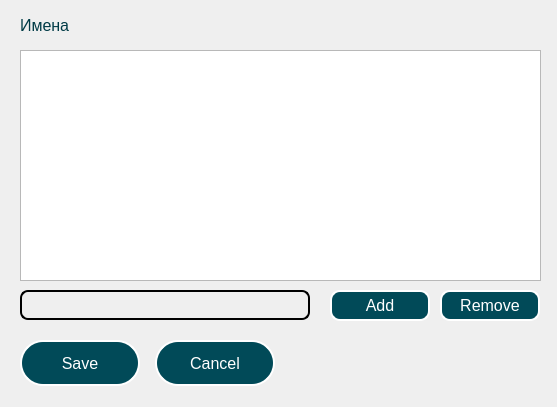
Above: resources/dialog.ui from raxenov0/SWGoh before the change. Below: the same form after it.
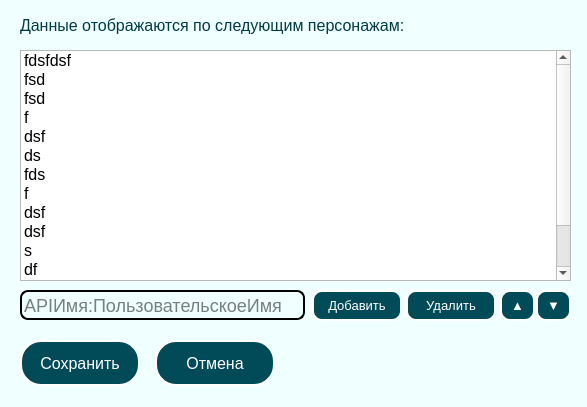
That is the form after the change.

Diff of the .ui file:
```diff
--- a/resources/dialog.ui
+++ b/resources/dialog.ui
@@ -6,228 +6,438 @@
    <rect>
     <x>0</x>
     <y>0</y>
-    <width>557</width>
+    <width>587</width>
     <height>407</height>
    </rect>
   </property>
   <property name="minimumSize">
    <size>
-    <width>557</width>
+    <width>587</width>
     <height>407</height>
    </size>
   </property>
   <property name="maximumSize">
    <size>
-    <width>557</width>
+    <width>587</width>
     <height>407</height>
    </size>
   </property>
   <property name="windowTitle">
    <string>Update config</string>
   </property>
-  <widget class="QPushButton" name="pushButton_3">
-   <property name="geometry">
-    <rect>
-     <x>20</x>
-     <y>340</y>
-     <width>120</width>
-     <height>46</height>
-    </rect>
-   </property>
-   <property name="font">
-    <font>
-     <family>Arial</family>
-     <pointsize>12</pointsize>
-     <weight>9</weight>
-     <italic>false</italic>
-     <bold>false</bold>
-    </font>
-   </property>
-   <property name="styleSheet">
-    <string notr="true">QPushButton {
-background: autoFill;
-background-color: rgb(1, 74, 88);
-color: rgb(255, 255, 255);
-font: 75 12pt &quot;Arial&quot;;
-border-style: outset;
-border-width: 2px;
-border-radius: 23px;
-}
-QPushButton::pressed {
-	background-color: rgb(97, 164, 173);
+  <property name="styleSheet">
+   <string notr="true">#centralwidget {
+	background-color: rgb(240,255,255);
 }</string>
-   </property>
-   <property name="text">
-    <string>Save</string>
-   </property>
-  </widget>
-  <widget class="QPushButton" name="pushButton_4">
+  </property>
+  <widget class="QWidget" name="centralwidget" native="true">
    <property name="geometry">
     <rect>
-     <x>155</x>
-     <y>340</y>
-     <width>120</width>
-     <height>46</height>
+     <x>0</x>
+     <y>0</y>
+     <width>587</width>
+     <height>407</height>
     </rect>
    </property>
-   <property name="font">
-    <font>
-     <family>Arial</family>
-     <pointsize>12</pointsize>
-     <weight>9</weight>
-     <italic>false</italic>
-     <bold>false</bold>
-    </font>
-   </property>
-   <property name="styleSheet">
-    <string notr="true">QPushButton {
-background: autoFill;
-background-color: rgb(1, 74, 88);
-color: rgb(255, 255, 255);
-font: 75 12pt &quot;Arial&quot;;
-border-style: outset;
-border-width: 2px;
-border-radius: 23px;
-}
-QPushButton::pressed {
-	background-color: rgb(97, 164, 173);
-}</string>
-   </property>
-   <property name="text">
-    <string>Cancel</string>
-   </property>
-  </widget>
-  <widget class="QListWidget" name="listWidget">
-   <property name="geometry">
-    <rect>
-     <x>20</x>
-     <y>50</y>
-     <width>521</width>
-     <height>231</height>
-    </rect>
-   </property>
-   <property name="font">
-    <font>
-     <pointsize>12</pointsize>
-    </font>
-   </property>
-  </widget>
-  <widget class="QPushButton" name="pushButton_5">
-   <property name="geometry">
-    <rect>
-     <x>330</x>
-     <y>290</y>
-     <width>100</width>
-     <height>31</height>
-    </rect>
-   </property>
-   <property name="font">
-    <font>
-     <family>Arial</family>
-     <pointsize>12</pointsize>
-     <weight>9</weight>
-     <italic>false</italic>
-     <bold>false</bold>
-    </font>
-   </property>
-   <property name="styleSheet">
-    <string notr="true">QPushButton {
-background: autoFill;
-background-color: rgb(1, 74, 88);
-color: rgb(255, 255, 255);
-font: 75 12pt &quot;Arial&quot;;
-border-style: outset;
-border-width: 2px;
-border-radius: 10px;
-}
-QPushButton::pressed {
-	background-color: rgb(97, 164, 173);
-}</string>
-   </property>
-   <property name="text">
-    <string>Add</string>
-   </property>
-  </widget>
-  <widget class="QPushButton" name="pushButton_6">
-   <property name="geometry">
-    <rect>
-     <x>440</x>
-     <y>290</y>
-     <width>100</width>
-     <height>31</height>
-    </rect>
-   </property>
-   <property name="font">
-    <font>
-     <family>Arial</family>
-     <pointsize>12</pointsize>
-     <weight>9</weight>
-     <italic>false</italic>
-     <bold>false</bold>
-    </font>
-   </property>
-   <property name="styleSheet">
-    <string notr="true">QPushButton {
-background: autoFill;
-background-color: rgb(1, 74, 88);
-color: rgb(255, 255, 255);
-font: 75 12pt &quot;Arial&quot;;
-border-style: outset;
-border-width: 2px;
-border-radius: 10px;
-}
-QPushButton::pressed {
-	background-color: rgb(97, 164, 173);
-}</string>
-   </property>
-   <property name="text">
-    <string>Remove</string>
-   </property>
-  </widget>
-  <widget class="QLabel" name="label">
-   <property name="geometry">
-    <rect>
-     <x>20</x>
-     <y>10</y>
-     <width>67</width>
-     <height>31</height>
-    </rect>
-   </property>
-   <property name="font">
-    <font>
-     <family>Arial</family>
-     <pointsize>12</pointsize>
-     <weight>9</weight>
-     <italic>false</italic>
-     <bold>false</bold>
-    </font>
-   </property>
-   <property name="styleSheet">
-    <string notr="true">background: transparent;
+   <widget class="QLabel" name="label">
+    <property name="geometry">
+     <rect>
+      <x>20</x>
+      <y>10</y>
+      <width>471</width>
+      <height>31</height>
+     </rect>
+    </property>
+    <property name="font">
+     <font>
+      <family>Arial</family>
+      <pointsize>12</pointsize>
+      <weight>9</weight>
+      <italic>false</italic>
+      <bold>false</bold>
+     </font>
+    </property>
+    <property name="styleSheet">
+     <string notr="true">background: transparent;
 font: 75 12pt &quot;Arial&quot;;
 color: rgb(0, 59, 70);</string>
-   </property>
-   <property name="text">
-    <string>Имена</string>
-   </property>
-  </widget>
-  <widget class="QLineEdit" name="lineEdit_3">
-   <property name="geometry">
-    <rect>
-     <x>20</x>
-     <y>290</y>
-     <width>290</width>
-     <height>30</height>
-    </rect>
-   </property>
-   <property name="styleSheet">
-    <string notr="true">border-style: outset;
+    </property>
+    <property name="text">
+     <string>Данные отображаются по следующим персонажам:</string>
+    </property>
+   </widget>
+   <widget class="QLineEdit" name="lineEdit">
+    <property name="geometry">
+     <rect>
+      <x>20</x>
+      <y>290</y>
+      <width>285</width>
+      <height>30</height>
+     </rect>
+    </property>
+    <property name="styleSheet">
+     <string notr="true">border-style: outset;
 border-width: 2px;
 border-radius: 8px;
 border-color: rgb(0, 0, 0);
 background: transparent;
 font-size: 18px;</string>
-   </property>
+    </property>
+    <property name="placeholderText">
+     <string>APIИмя:ПользовательскоеИмя</string>
+    </property>
+    <property name="clearButtonEnabled">
+     <bool>true</bool>
+    </property>
+   </widget>
+   <widget class="QListWidget" name="listWidget">
+    <property name="geometry">
+     <rect>
+      <x>20</x>
+      <y>50</y>
+      <width>551</width>
+      <height>231</height>
+     </rect>
+    </property>
+    <property name="font">
+     <font>
+      <pointsize>12</pointsize>
+     </font>
+    </property>
+    <property name="styleSheet">
+     <string notr="true">QScrollBar:vertical {              
+	background: white;
+    width: 12px;               
+    margin: 0px 0px 0px 0px;
+}
+QScrollBar::handle:vertical {
+    background: rgb(1, 74, 88);
+    min-height: 0px;
+}
+QScrollBar::add-line:vertical {
+    background: rgb(1, 74, 88);
+    height: 0px;
+    subcontrol-position: bottom;
+    subcontrol-origin: margin;
+}
+QScrollBar::sub-line:vertical {
+    background: rgb(1, 74, 88);
+    height: 0 px;
+    subcontrol-position: top;
+    subcontrol-origin: margin;
+}
+QListWidget::item:selected {
+	background: #cce7ff;
+	color: black;
+}</string>
+    </property>
+    <property name="dragDropMode">
+     <enum>QAbstractItemView::NoDragDrop</enum>
+    </property>
+    <item>
+     <property name="text">
+      <string>fdsfdsf</string>
+     </property>
+    </item>
+    <item>
+     <property name="text">
+      <string>fsd</string>
+     </property>
+    </item>
+    <item>
+     <property name="text">
+      <string>fsd</string>
+     </property>
+    </item>
+    <item>
+     <property name="text">
+      <string>f</string>
+     </property>
+    </item>
+    <item>
+     <property name="text">
+      <string>dsf</string>
+     </property>
+    </item>
+    <item>
+     <property name="text">
+      <string>ds</string>
+     </property>
+    </item>
+    <item>
+     <property name="text">
+      <string>fds</string>
+     </property>
+    </item>
+    <item>
+     <property name="text">
+      <string>f</string>
+     </property>
+    </item>
+    <item>
+     <property name="text">
+      <string>dsf</string>
+     </property>
+    </item>
+    <item>
+     <property name="text">
+      <string>dsf</string>
+     </property>
+    </item>
+    <item>
+     <property name="text">
+      <string>s</string>
+     </property>
+    </item>
+    <item>
+     <property name="text">
+      <string>df</string>
+     </property>
+    </item>
+    <item>
+     <property name="text">
+      <string>dsf</string>
+     </property>
+    </item>
+    <item>
+     <property name="text">
+      <string>dsf</string>
+     </property>
+    </item>
+    <item>
+     <property name="text">
+      <string>New Item</string>
+     </property>
+    </item>
+   </widget>
+   <widget class="QPushButton" name="pushButton_5">
+    <property name="geometry">
+     <rect>
+      <x>312</x>
+      <y>290</y>
+      <width>90</width>
+      <height>31</height>
+     </rect>
+    </property>
+    <property name="font">
+     <font>
+      <family>Arial</family>
+      <pointsize>10</pointsize>
+      <weight>50</weight>
+      <italic>false</italic>
+      <bold>false</bold>
+     </font>
+    </property>
+    <property name="styleSheet">
+     <string notr="true">QPushButton {
+background: autoFill;
+background-color: rgb(1, 74, 88);
+color: rgb(255, 255, 255);
+border-style: outset;
+border-width: 2px;
+border-radius: 10px;
+}
+QPushButton::pressed {
+	background-color: rgb(97, 164, 173);
+}</string>
+    </property>
+    <property name="text">
+     <string>Добавить</string>
+    </property>
+   </widget>
+   <widget class="QPushButton" name="pushButton_6">
+    <property name="enabled">
+     <bool>false</bool>
+    </property>
+    <property name="geometry">
+     <rect>
+      <x>406</x>
+      <y>290</y>
+      <width>90</width>
+      <height>31</height>
+     </rect>
+    </property>
+    <property name="font">
+     <font>
+      <family>Arial</family>
+      <pointsize>10</pointsize>
+      <weight>50</weight>
+      <italic>false</italic>
+      <bold>false</bold>
+     </font>
+    </property>
+    <property name="styleSheet">
+     <string notr="true">QPushButton {
+background: autoFill;
+background-color: rgb(1, 74, 88);
+color: rgb(255, 255, 255);
+border-style: outset;
+border-width: 2px;
+border-radius: 10px;
+}
+QPushButton::pressed {
+	background-color: rgb(97, 164, 173);
+}</string>
+    </property>
+    <property name="text">
+     <string>Удалить</string>
+    </property>
+   </widget>
+   <widget class="QPushButton" name="pushButton_7">
+    <property name="geometry">
+     <rect>
+      <x>500</x>
+      <y>290</y>
+      <width>35</width>
+      <height>31</height>
+     </rect>
+    </property>
+    <property name="font">
+     <font>
+      <family>Arial</family>
+      <pointsize>10</pointsize>
+      <weight>50</weight>
+      <italic>false</italic>
+      <bold>false</bold>
+     </font>
+    </property>
+    <property name="styleSheet">
+     <string notr="true">QPushButton {
+background: autoFill;
+background-color: rgb(1, 74, 88);
+color: rgb(255, 255, 255);
+border-style: outset;
+border-width: 2px;
+border-radius: 10px;
+}
+QPushButton::pressed {
+	background-color: rgb(97, 164, 173);
+}
+QPushButton:disabled {
+	background-color: rgba(1, 74, 88, 150);
+}</string>
+    </property>
+    <property name="text">
+     <string>▲</string>
+    </property>
+   </widget>
+   <widget class="QPushButton" name="pushButton_8">
+    <property name="geometry">
+     <rect>
+      <x>536</x>
+      <y>290</y>
+      <width>35</width>
+      <height>31</height>
+     </rect>
+    </property>
+    <property name="font">
+     <font>
+      <family>Arial</family>
+      <pointsize>10</pointsize>
+      <weight>50</weight>
+      <italic>false</italic>
+      <bold>false</bold>
+     </font>
+    </property>
+    <property name="styleSheet">
+     <string notr="true">QPushButton {
+background: autoFill;
+background-color: rgb(1, 74, 88);
+color: rgb(255, 255, 255);
+border-style: outset;
+border-width: 2px;
+border-radius: 10px;
+}
+QPushButton::pressed {
+	background-color: rgb(97, 164, 173);
+}
+QPushButton:disabled {
+	background-color: rgba(1, 74, 88, 150);
+}</string>
+    </property>
+    <property name="text">
+     <string>▼</string>
+    </property>
+   </widget>
+   <widget class="QPushButton" name="pushButton_3">
+    <property name="geometry">
+     <rect>
+      <x>20</x>
+      <y>340</y>
+      <width>120</width>
+      <height>46</height>
+     </rect>
+    </property>
+    <property name="font">
+     <font>
+      <family>Arial</family>
+      <pointsize>12</pointsize>
+      <weight>50</weight>
+      <italic>false</italic>
+      <bold>false</bold>
+     </font>
+    </property>
+    <property name="styleSheet">
+     <string notr="true">QPushButton {
+background: autoFill;
+background-color: rgb(1, 74, 88);
+color: rgb(255, 255, 255);
+border-style: outset;
+border-width: 2px;
+border-radius: 21px;
+}
+QPushButton::pressed {
+	background-color: rgb(97, 164, 173);
+}</string>
+    </property>
+    <property name="text">
+     <string>Сохранить</string>
+    </property>
+   </widget>
+   <widget class="QPushButton" name="pushButton_4">
+    <property name="geometry">
+     <rect>
+      <x>155</x>
+      <y>340</y>
+      <width>120</width>
+      <height>46</height>
+     </rect>
+    </property>
+    <property name="font">
+     <font>
+      <family>Arial</family>
+      <pointsize>12</pointsize>
+      <weight>50</weight>
+      <italic>false</italic>
+      <bold>false</bold>
+     </font>
+    </property>
+    <property name="styleSheet">
+     <string notr="true">QPushButton {
+background: autoFill;
+background-color: rgb(1, 74, 88);
+color: rgb(255, 255, 255);
+border-style: outset;
+border-width: 2px;
+border-radius: 21px;
+}
+QPushButton::pressed {
+	background-color: rgb(97, 164, 173);
+}</string>
+    </property>
+    <property name="text">
+     <string>Отмена</string>
+    </property>
+   </widget>
+   <zorder>pushButton_7</zorder>
+   <zorder>label</zorder>
+   <zorder>lineEdit</zorder>
+   <zorder>listWidget</zorder>
+   <zorder>pushButton_5</zorder>
+   <zorder>pushButton_6</zorder>
+   <zorder>pushButton_8</zorder>
+   <zorder>pushButton_3</zorder>
+   <zorder>pushButton_4</zorder>
   </widget>
  </widget>
  <resources/>
```
Left out of the diff: 2 changed lines with no effect on the pictures.
